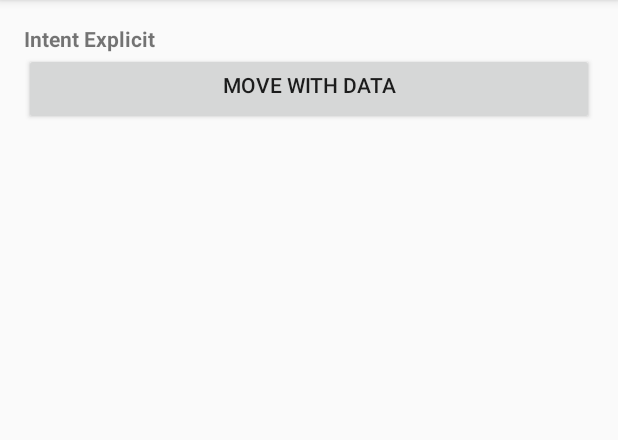
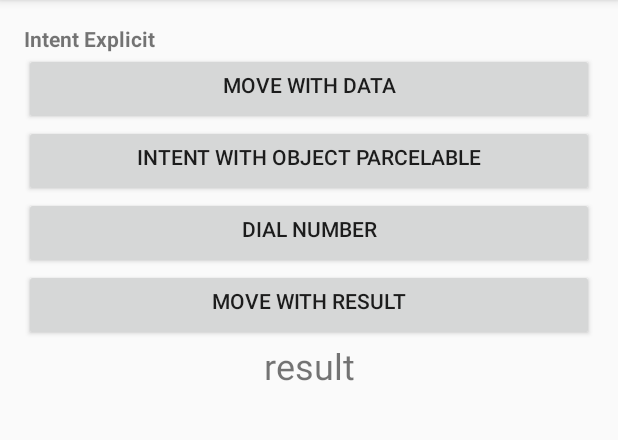
Before and after one commit to baguskto/MADE-DICODING, an Android app: the IntentActivity screen opened directly, with no data from a screen before it, on a phone screen of 412 x 824 dp, the part 84-524 px from its top. Run offline under Robolectric (Android 15) with nearby library versions, the phone set to English and light mode, and no system bars.

Commit message:
Learning MADE

```diff
--- a/app/build.gradle
+++ b/app/build.gradle
@@ -29,6 +29,7 @@ dependencies {
     implementation 'androidx.appcompat:appcompat:1.0.2'
     implementation 'androidx.core:core-ktx:1.0.2'
     implementation 'androidx.constraintlayout:constraintlayout:1.1.3'
+    implementation 'androidx.legacy:legacy-support-v4:1.0.0'
     testImplementation 'junit:junit:4.12'
     androidTestImplementation 'androidx.test.ext:junit:1.1.0'
     androidTestImplementation 'androidx.test.espresso:espresso-core:3.1.1'
--- a/app/src/main/AndroidManifest.xml
+++ b/app/src/main/AndroidManifest.xml
@@ -9,7 +9,9 @@
         android:roundIcon="@mipmap/ic_launcher_round"
         android:supportsRtl="true"
         android:theme="@style/AppTheme">
-        <activity android:name=".IntentPacakage.MoveWithData"></activity>
+        <activity android:name=".IntentPacakage.MoveWithResultActivity"></activity>
+        <activity android:name=".IntentPacakage.MoveWithObjectActivity" />
+        <activity android:name=".IntentPacakage.MoveWithData" />
         <activity android:name=".IntentActivity" />
         <activity android:name=".CalculatorActivity" />
         <activity android:name=".MainActivity">
--- a/app/src/main/java/com/example/made/IntentActivity.kt
+++ b/app/src/main/java/com/example/made/IntentActivity.kt
@@ -1,13 +1,25 @@
 package com.example.made
 
 import android.content.Intent
+import android.net.Uri
 import androidx.appcompat.app.AppCompatActivity
 import android.os.Bundle
 import android.view.View
 import android.widget.Button
+import android.widget.TextView
 import com.example.made.IntentPacakage.MoveWithData
+import com.example.made.IntentPacakage.MoveWithObjectActivity
+import com.example.made.IntentPacakage.MoveWithResultActivity
+import com.example.made.IntentPacakage.Person
+import kotlinx.android.synthetic.main.activity_intent.*
 
 class IntentActivity : AppCompatActivity(), View.OnClickListener {
+
+    private lateinit var tvResult: TextView
+
+    companion object{
+        private const val REQUEST_CODE = 100
+    }
 
 
     override fun onCreate(savedInstanceState: Bundle?) {
@@ -16,6 +28,17 @@ class IntentActivity : AppCompatActivity(), View.OnClickListener {
 
         val btnMoveWithData: Button = findViewById(R.id.btn_moveWithData)
         btnMoveWithData.setOnClickListener(this)
+
+        val btnMoveWithPArcelable: Button= findViewById(R.id.btn_moveWithParcelable)
+        btnMoveWithPArcelable.setOnClickListener(this)
+
+        val btnMoveIntentImplicit: Button= findViewById(R.id.btn_intentImplicit)
+        btnMoveIntentImplicit.setOnClickListener(this)
+
+        val btnMoveForResult: Button = findViewById(R.id.btn_move_for_result)
+        btnMoveForResult.setOnClickListener(this)
+
+        tvResult = findViewById(R.id.tv_result)
     }
 
     override fun onClick(v: View) {
@@ -26,7 +49,42 @@ class IntentActivity : AppCompatActivity(), View.OnClickListener {
                 moveWithDataIntent.putExtra(MoveWithData.EXTRA_AGE, "6")
                 startActivity(moveWithDataIntent)
             }
+
+            R.id.btn_moveWithParcelable ->{
+                val person = Person(
+                    "Bagus",
+                    25,
+                    "baguskto@gmail.com",
+                    "Yogyakarta"
+                )
+                val moveWithObjectActivity = Intent( this, MoveWithObjectActivity::class.java)
+                moveWithObjectActivity.putExtra(MoveWithObjectActivity.EXTRA_PERSON, person)
+                startActivity(moveWithObjectActivity)
+            }
+
+            R.id.btn_intentImplicit ->{
+                val phoneNumber = "085743692726"
+                val dialPhoneIntent = Intent(Intent.ACTION_DIAL, Uri.parse("tel:$phoneNumber"))
+                startActivity(dialPhoneIntent)
+            }
+
+            R.id.btn_move_for_result -> {
+                val moveForResultIntent = Intent(this, MoveWithResultActivity::class.java)
+                startActivityForResult(moveForResultIntent, REQUEST_CODE)
+            }
+
         }
     }
 
+    override fun onActivityResult(requestCode: Int, resultCode: Int, data: Intent?) {
+        super.onActivityResult(requestCode, resultCode, data)
+
+        if (requestCode == REQUEST_CODE){
+            if (resultCode == MoveWithResultActivity.RESULT_CODE){
+                val selectedValue = data?.getIntExtra(MoveWithResultActivity.EXTRA_SELECTED_VALUE,0)
+                tvResult.text = "Hasil : $selectedValue"
+            }
+
+        }
+    }
 }
--- a/app/src/main/res/layout/activity_intent.xml
+++ b/app/src/main/res/layout/activity_intent.xml
@@ -20,5 +20,33 @@
         android:paddingBottom="16dp"
         android:text="Move with data"/>
 
+    <Button
+        android:id="@+id/btn_moveWithParcelable"
+        android:layout_width="match_parent"
+        android:layout_height="wrap_content"
+        android:paddingBottom="16dp"
+        android:text="Intent With Object Parcelable"/>
+
+<Button
+        android:id="@+id/btn_intentImplicit"
+        android:layout_width="match_parent"
+        android:layout_height="wrap_content"
+        android:paddingBottom="16dp"
+        android:text="Dial number"/>
+
+<Button
+        android:id="@+id/btn_move_for_result"
+        android:layout_width="match_parent"
+        android:layout_height="wrap_content"
+        android:paddingBottom="16dp"
+        android:text="Move with Result"/>
+
+    <TextView
+        android:id="@+id/tv_result"
+        android:layout_width="match_parent"
+        android:layout_height="wrap_content"
+        android:gravity="center"
+        android:text="@string/result_from_activity"
+        android:textSize="24sp" />
 
 </LinearLayout>
```
Also changed, not shown: app/src/main/java/com/example/made/CalculatorActivity.kt (+5 -5 lines), app/src/main/java/com/example/made/Fragment/HomeFragment.kt (added, +102 -0 lines), app/src/main/java/com/example/made/IntentPacakage/MoveWithObjectActivity.kt (added, +27 -0 lines), app/src/main/java/com/example/made/IntentPacakage/MoveWithResultActivity.kt (added, +51 -0 lines), app/src/main/java/com/example/made/IntentPacakage/Person.kt (added, +40 -0 lines), app/src/main/java/com/example/made/MainActivity.kt (+17 -3 lines), app/src/main/res/layout/activity_calculator.xml (+7 -4 lines), app/src/main/res/layout/activity_move_with_object.xml (added, +16 -0 lines), app/src/main/res/layout/activity_move_with_result.xml (added, +52 -0 lines), app/src/main/res/layout/fragment_home.xml (added, +14 -0 lines), app/src/main/res/values/strings.xml (+10 -0 lines), 1 other file.
